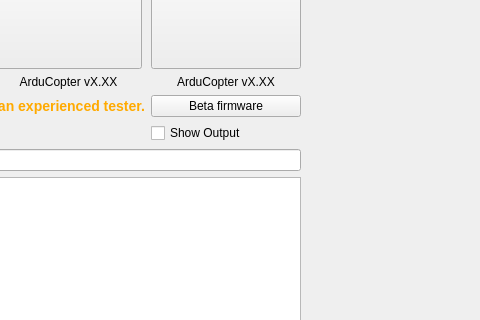
Before: the Qt Designer form src/ui/configuration/ApmFirmwareConfig.ui in ArduPilot/apm_planner, drawn with Qt 5; both pictures show x 502 to 982 and y 304 to 624 of the 982 by 738 pixel window.
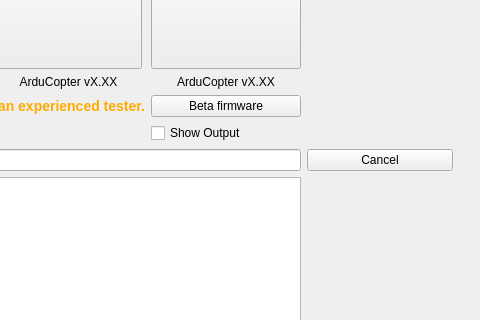
After: the same form once the commit is applied. The open tabs and pages were chosen to show the change. Icons and pictures are not drawn.

Commit message: Addition of firmware update cancel button, and com port "name" in the drop-down box, rather than the system identifier

What changed in the file:
```diff
--- a/src/ui/configuration/ApmFirmwareConfig.ui
+++ b/src/ui/configuration/ApmFirmwareConfig.ui
@@ -542,6 +542,13 @@
            </item>
           </layout>
          </item>
+         <item row="4" column="5">
+          <widget class="QPushButton" name="cancelPushButton">
+           <property name="text">
+            <string>Cancel</string>
+           </property>
+          </widget>
+         </item>
         </layout>
        </item>
       </layout>
```
Left out of the diff: 2 changed lines with no effect on the pictures. The commit also changes 2 other files.
